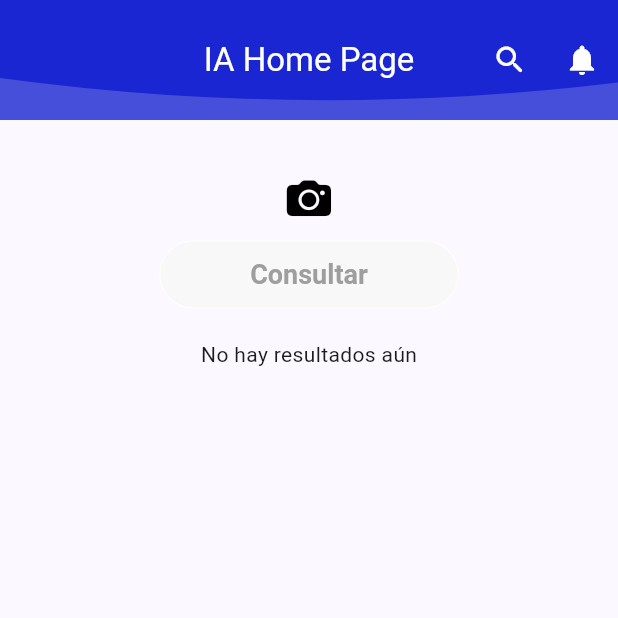
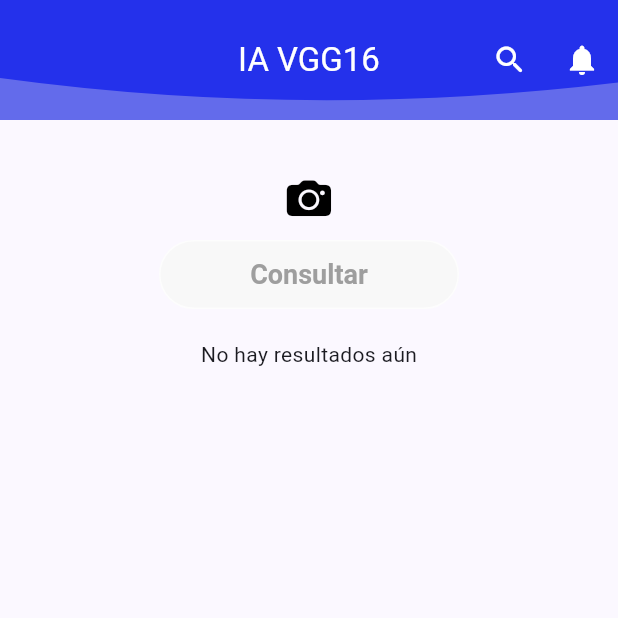
Before and after one commit to hayderdiaz/ia, a Flutter app: the screen it shows after launch, on a phone screen of 412 x 824 dp, the top half of it. Run offline on Flutter 3.47's test engine with Material 3 defaults, Android fonts, the light colour scheme and no system bars; our stand-ins replace dio, image_picker.

Commit message:
IA Project update

```diff
--- a/lib/main.dart
+++ b/lib/main.dart
@@ -16,6 +16,7 @@ class MyApp extends StatelessWidget {
   const MyApp({super.key});
 
   // This widget is the root of your application.
+  // Clasificación de Imagenes
   @override
   Widget build(BuildContext context) {
     return MaterialApp(
@@ -25,7 +26,7 @@ class MyApp extends StatelessWidget {
             seedColor: const Color.fromARGB(255, 8, 4, 187)),
         useMaterial3: true,
       ),
-      home: const MyHomePage(title: 'IA Home Page'),
+      home: const MyHomePage(title: 'IA VGG16'),
     );
   }
 }
@@ -51,7 +52,7 @@ class _MyHomePageState extends State<MyHomePage> {
     return Scaffold(
       appBar: AppBar(
         toolbarHeight: 80,
-        backgroundColor: const Color.fromARGB(193, 12, 25, 206),
+        backgroundColor: const Color.fromARGB(193, 50, 62, 229),
         foregroundColor: Colors.white,
         leadingWidth: 110,
         title: Text(
@@ -68,7 +69,7 @@ class _MyHomePageState extends State<MyHomePage> {
           child: Container(
               height: 250,
               width: MediaQuery.of(context).size.width,
-              color: const Color.fromARGB(193, 12, 25, 206)),
+              color: const Color.fromARGB(193, 16, 30, 235)),
         ),
       ),
       body: Center(
@@ -108,7 +109,7 @@ class _MyHomePageState extends State<MyHomePage> {
       child: IconButton(
           onPressed: () async {
             var archivo = await _picker.pickImage(
-                source: ImageSource.camera, imageQuality: 25);
+                source: ImageSource.gallery, imageQuality: 25);
             //await _picker.pickImage(source: ImageSource.gallery);
 
             if (archivo != null) {
@@ -122,7 +123,7 @@ class _MyHomePageState extends State<MyHomePage> {
           icon: colorBotton == false
               ? const Icon(
                   CupertinoIcons.camera_fill,
-                  color: Color.fromARGB(255, 0, 201, 7),
+                  color: Color.fromARGB(255, 8, 218, 15),
                   size: 30.0,
                 )
               : const Icon(
@@ -198,13 +199,13 @@ class _MyHomePageState extends State<MyHomePage> {
                 style: const TextStyle(
                   fontWeight: FontWeight.bold,
                   fontSize: 25,
-                  color: Color.fromARGB(255, 13, 138, 50),
+                  color: Color.fromARGB(255, 9, 86, 32),
                 ),
               ),
               subtitle: Text(
                 'Class ID: ${prediction['class_id']}\nProbability: ${(prediction['probability'] * 100).toStringAsFixed(2)}%',
                 style: const TextStyle(
-                  color: Color.fromARGB(255, 83, 110, 91),
+                  color: Color.fromARGB(255, 69, 92, 76),
                 ),
               ),
             ),
--- a/lib/providers/dio.dart
+++ b/lib/providers/dio.dart
@@ -5,7 +5,7 @@ import 'package:flutter/foundation.dart';
 
 class DioProvider {
   final String _uriPrd = 'http://52.71.55.169:8720/';
-  final String _uriQa = 'http://3.92.244.70:8720/';
+  final String _uriQa = 'http://54.161.52.202:8720/';
 
   //Post upload imagen
   Future<dynamic> postUploadImage1(FormData formData) async {
```
